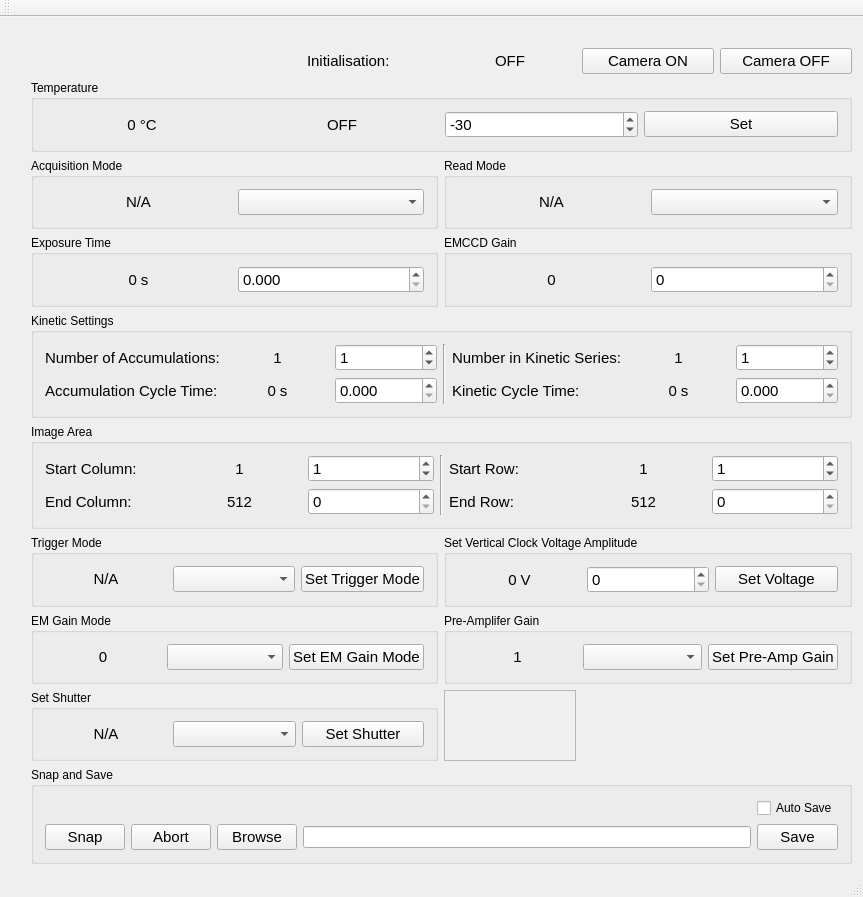
The window that cam_gui/cam_gui.ui (iontrapimperial2/XCon_Imperial_Camera_2) describes before a commit, drawn with Qt 5.
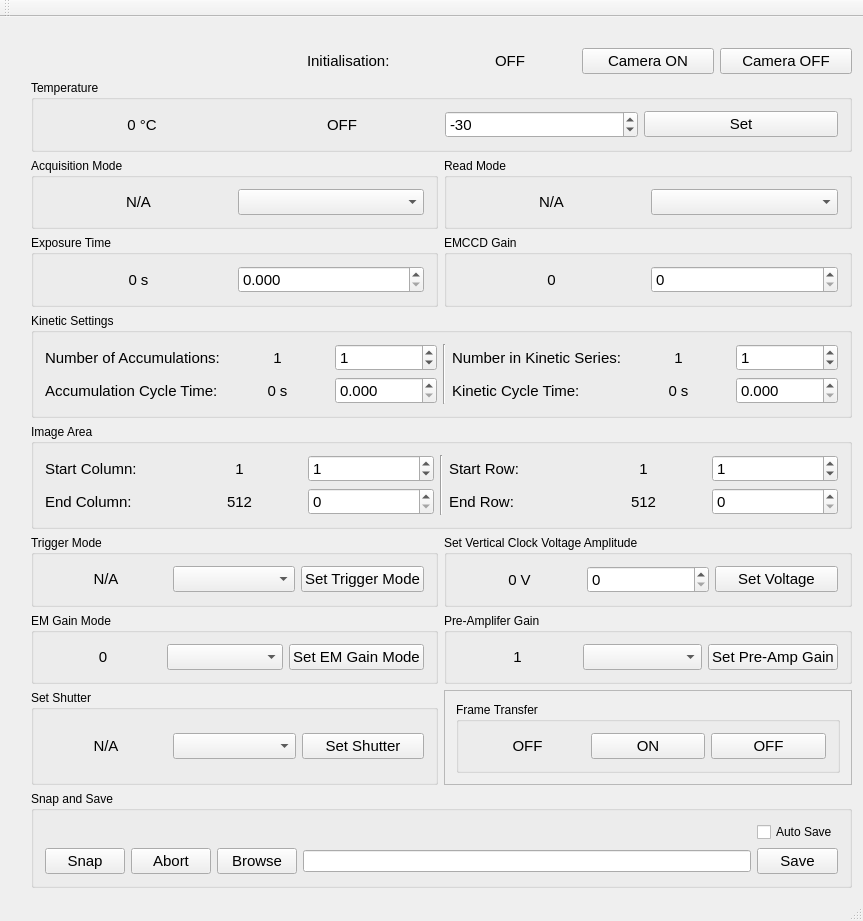
The same window after the commit.

The edit to the form file:
```diff
--- a/cam_gui/cam_gui.ui
+++ b/cam_gui/cam_gui.ui
@@ -1247,17 +1247,6 @@
         </layout>
        </widget>
       </item>
-      <item row="12" column="4">
-       <widget class="QFrame" name="frame">
-        <property name="frameShape">
-         <enum>QFrame::StyledPanel</enum>
-        </property>
-        <property name="frameShadow">
-         <enum>QFrame::Raised</enum>
-        </property>
-        <layout class="QGridLayout" name="gridLayout_19"/>
-       </widget>
-      </item>
       <item row="13" column="1" colspan="6">
        <widget class="QGroupBox" name="groupBox_13">
         <property name="font">
@@ -1334,6 +1323,75 @@
         </layout>
        </widget>
       </item>
+      <item row="12" column="4" colspan="3">
+       <widget class="QFrame" name="frame">
+        <property name="frameShape">
+         <enum>QFrame::StyledPanel</enum>
+        </property>
+        <property name="frameShadow">
+         <enum>QFrame::Raised</enum>
+        </property>
+        <layout class="QGridLayout" name="gridLayout_19">
+         <item row="0" column="0">
+          <widget class="QGroupBox" name="groupBox_14">
+           <property name="font">
+            <font>
+             <pointsize>9</pointsize>
+            </font>
+           </property>
+           <property name="title">
+            <string>Frame Transfer</string>
+           </property>
+           <layout class="QGridLayout" name="gridLayout_30">
+            <item row="0" column="0">
+             <layout class="QGridLayout" name="gridLayout_31">
+              <item row="0" column="1">
+               <widget class="QPushButton" name="pushButton_Frame_transfer_ON">
+                <property name="font">
+                 <font>
+                  <pointsize>11</pointsize>
+                 </font>
+                </property>
+                <property name="text">
+                 <string>ON</string>
+                </property>
+               </widget>
+              </item>
+              <item row="0" column="2">
+               <widget class="QPushButton" name="pushButton_Frame_transfer_OFF">
+                <property name="font">
+                 <font>
+                  <pointsize>11</pointsize>
+                 </font>
+                </property>
+                <property name="text">
+                 <string>OFF</string>
+                </property>
+               </widget>
+              </item>
+              <item row="0" column="0">
+               <widget class="QLabel" name="label_Frame_transfer">
+                <property name="font">
+                 <font>
+                  <pointsize>11</pointsize>
+                 </font>
+                </property>
+                <property name="text">
+                 <string>OFF</string>
+                </property>
+                <property name="alignment">
+                 <set>Qt::AlignCenter</set>
+                </property>
+               </widget>
+              </item>
+             </layout>
+            </item>
+           </layout>
+          </widget>
+         </item>
+        </layout>
+       </widget>
+      </item>
      </layout>
     </item>
    </layout>
```
